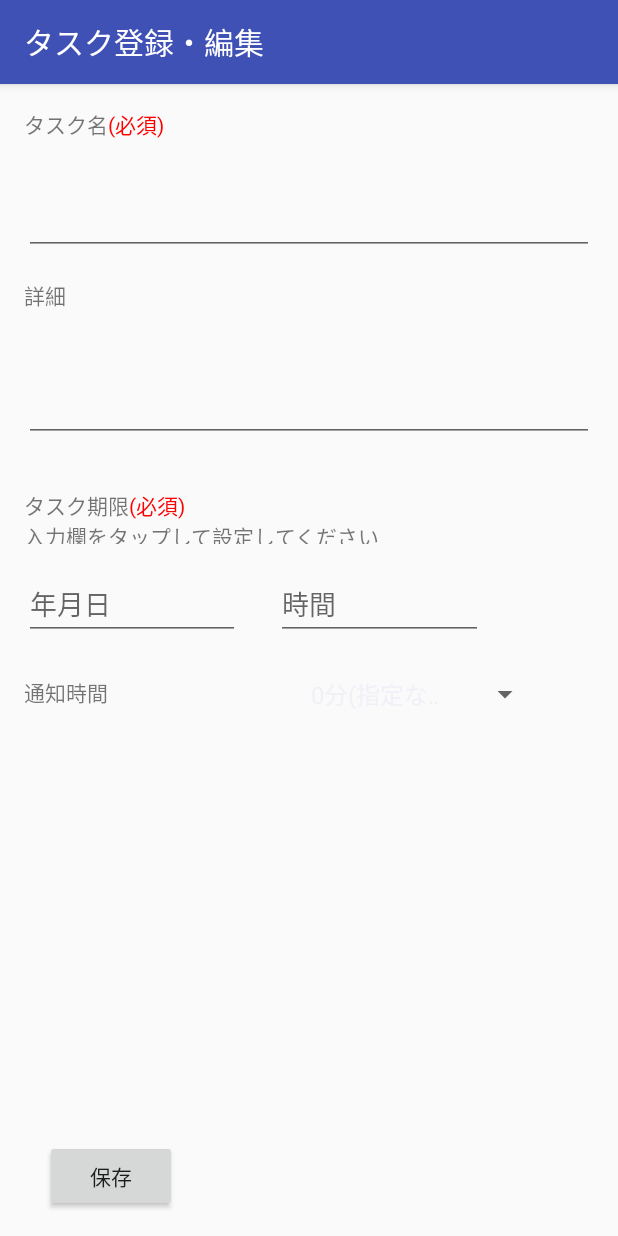
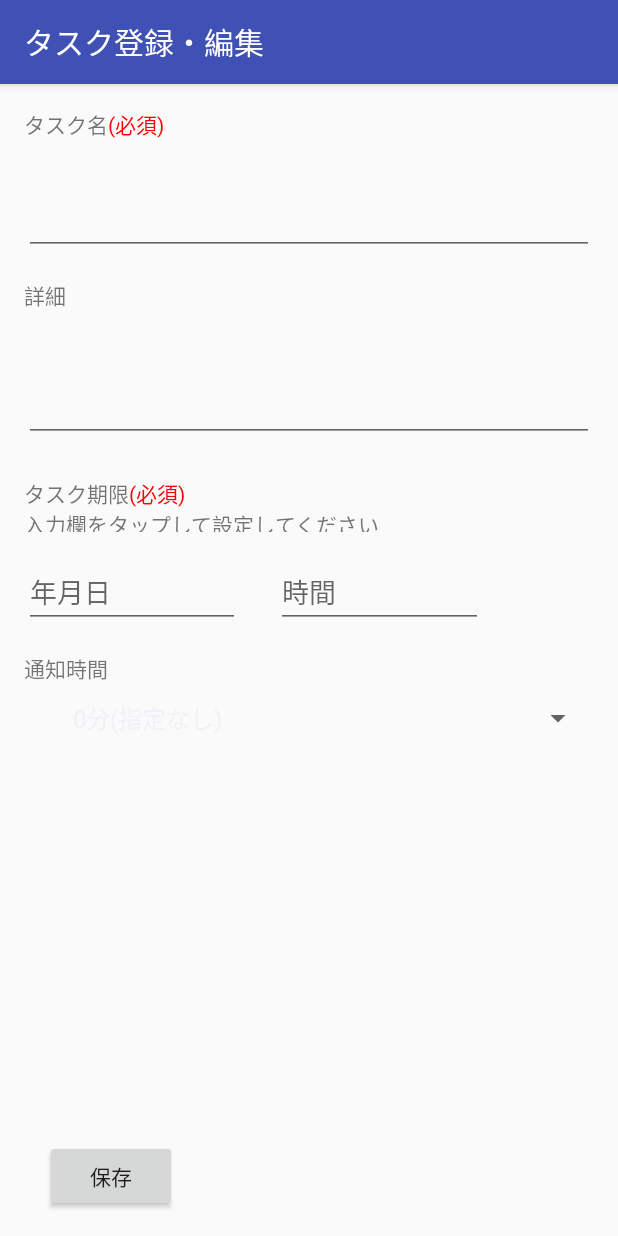
Before and after one commit to yasu1234/todoReminder, an Android app: the TaskEditActivity screen opened directly, with no data from a screen before it, on a phone screen of 412 x 824 dp. Run offline under Robolectric (Android 15) with nearby library versions, the phone set to English and light mode, and no system bars; libraries missing offline, so code that uses them is left out: io.realm, io.realm.kotlin; 1 statement that could not run was skipped.

Commit message:
Spinnerの配置位置をずらす

```diff
--- a/app/src/main/res/layout/activity_task_edit.xml
+++ b/app/src/main/res/layout/activity_task_edit.xml
@@ -22,7 +22,7 @@
         android:layout_width="261dp"
         android:layout_height="36dp"
         android:layout_marginStart="16dp"
-        android:layout_marginTop="32dp"
+        android:layout_marginTop="24dp"
         android:text="タスク期限(必須)\n入力欄をタップして設定してください"
         app:layout_constraintStart_toStartOf="parent"
         app:layout_constraintTop_toBottomOf="@+id/detailEdit" />
@@ -127,24 +127,23 @@
 
     <Spinner
         android:id="@+id/spinner"
-        android:layout_width="161dp"
-        android:layout_height="24dp"
+        android:layout_width="355dp"
+        android:layout_height="0dp"
         android:layout_marginEnd="16dp"
-        android:layout_marginTop="24dp"
+        android:layout_marginStart="16dp"
+        android:layout_marginTop="48dp"
         app:layout_constraintEnd_toEndOf="parent"
-        app:layout_constraintHorizontal_bias="0.849"
+        app:layout_constraintHorizontal_bias="1.0"
         app:layout_constraintStart_toStartOf="parent"
         app:layout_constraintTop_toBottomOf="@+id/timeText" />
 
     <TextView
         android:id="@+id/notifyTime"
-        android:layout_width="0dp"
+        android:layout_width="96dp"
         android:layout_height="27dp"
-        android:layout_marginEnd="8dp"
         android:layout_marginStart="16dp"
-        android:layout_marginTop="24dp"
+        android:layout_marginTop="16dp"
         android:text="通知時間"
-        app:layout_constraintEnd_toStartOf="@+id/spinner"
         app:layout_constraintStart_toStartOf="parent"
         app:layout_constraintTop_toBottomOf="@+id/dateText" />
 
```
